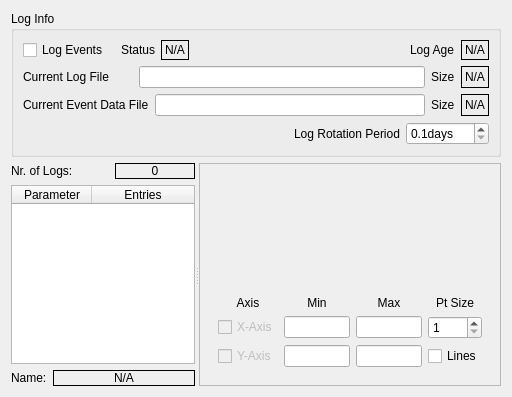
MuonPi/muondetector, file gui/src/logplotswidget.ui: the form before one commit.
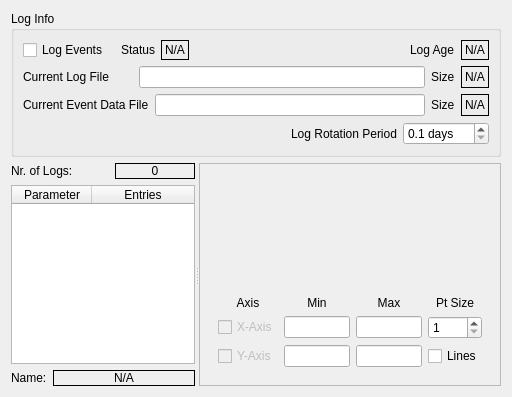
The form after the commit. Custom widgets are drawn as their Qt base class.

Commit message: Added tooltips to many GUI elements

What changed in the file:
```diff
--- a/gui/src/logplotswidget.ui
+++ b/gui/src/logplotswidget.ui
@@ -232,7 +232,7 @@
         <item>
          <widget class="QDoubleSpinBox" name="logRotationSpinBox">
           <property name="suffix">
-           <string extracomment="log rotation in days">days</string>
+           <string extracomment="log rotation in days"> days</string>
           </property>
           <property name="decimals">
            <number>1</number>
```
The commit also changes 7 other files.
